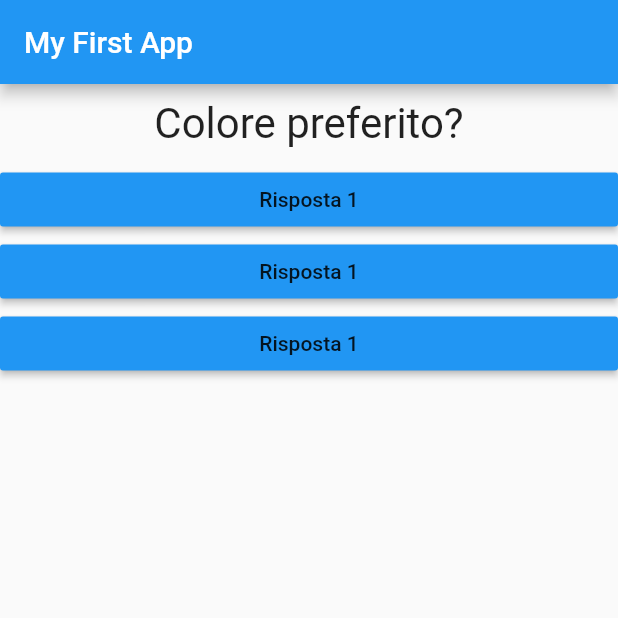
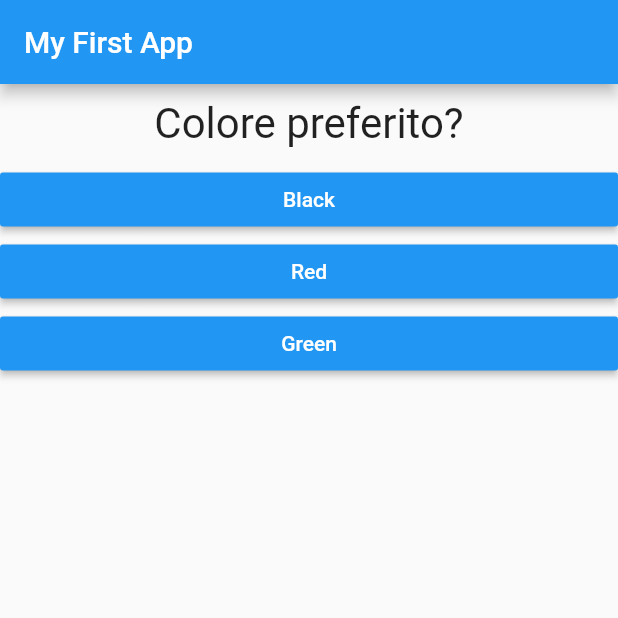
Before and after one commit to antoniocasto/zero_app, a Flutter app: the screen it shows after launch, on a phone screen of 412 x 824 dp, the top half of it. Run offline on Flutter 3.47's test engine with Material 2 defaults, Android fonts, the phone set to English and light mode, and no system bars.

Commit message:
end of lesson 37 chapter 2

```diff
--- a/lib/answer.dart
+++ b/lib/answer.dart
@@ -3,8 +3,9 @@ import 'package:flutter/material.dart';
 class Answer extends StatelessWidget {
 
   final Function selectHandler;
+  final String answerText;
 
-  Answer(this.selectHandler);
+  Answer(this.selectHandler, this.answerText);
 
   @override
   Widget build(BuildContext context) {
@@ -12,8 +13,9 @@ class Answer extends StatelessWidget {
       width: double.infinity,
       child: RaisedButton(
         color: Colors.blue,
+        textColor: Colors.white,
         onPressed: selectHandler,
-        child: Text('Risposta 1'),
+        child: Text(answerText),
       ),
     );
   }
--- a/lib/main.dart
+++ b/lib/main.dart
@@ -8,26 +8,39 @@ void main() => runApp(MyApp());
 class MyApp extends StatefulWidget {
   @override
   State<StatefulWidget> createState() {
-    // TODO: implement createState
     return _MyAppState();
   }
 }
 
 class _MyAppState extends State<MyApp> {
   var _questionIndex = 0;
+  final _questions = [
+    //oppure static const
+    {
+      'questionText': 'Colore preferito?',
+      'answers': ['Black', 'Red', 'Green'],
+    },
+    {
+      'questionText': 'Animale preferito?',
+      'answers': ['Mucca', 'Cane', 'Gatto', 'Elefante'],
+    },
+    {
+      'questionText': 'Antonio preferito?',
+      'answers': ['Antonio', 'Antonio', 'Antonio'],
+    }
+  ];
 
   void _answerQuestion() {
-    setState(() {
-      if (_questionIndex < 1) {
+    if (_questionIndex < _questions.length) {
+      setState(() {
         _questionIndex++;
-      }
-    });
-    print(_questionIndex);
+      });
+    }
   }
 
   @override
   Widget build(BuildContext context) {
-    var questions = ['Colore preferito?', 'Animale preferito?'];
+    //var questions = ['Colore preferito?', 'Animale preferito?'];
 
     return MaterialApp(
       home: Scaffold(
@@ -36,10 +49,13 @@ class _MyAppState extends State<MyApp> {
         ),
         body: Column(
           children: <Widget>[
-            Question(questions[_questionIndex]),
-            Answer(_answerQuestion),
-            Answer(_answerQuestion),
-            Answer(_answerQuestion),
+            Question(
+              _questions[_questionIndex]['questionText'],
+            ),
+            ...(_questions[_questionIndex]['answers'] as List<String>)
+                .map((answer) {
+              return Answer(_answerQuestion, answer);
+            }).toList(),
           ],
         ),
       ),
--- a/pubspec.yaml
+++ b/pubspec.yaml
@@ -14,7 +14,7 @@ description: A new Flutter project.
 version: 1.0.0+1
 
 environment:
-  sdk: ">=2.1.0 <3.0.0"
+  sdk: ">=2.2.2 <3.0.0"
 
 dependencies:
   flutter:
```
